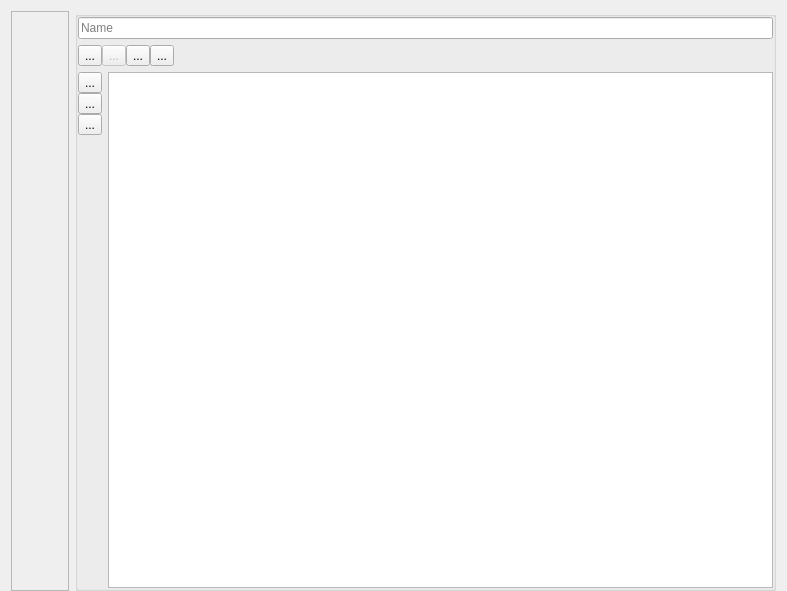
Old version of the form gui/TableInstanceForm.ui in the repository fritzone/ddm.
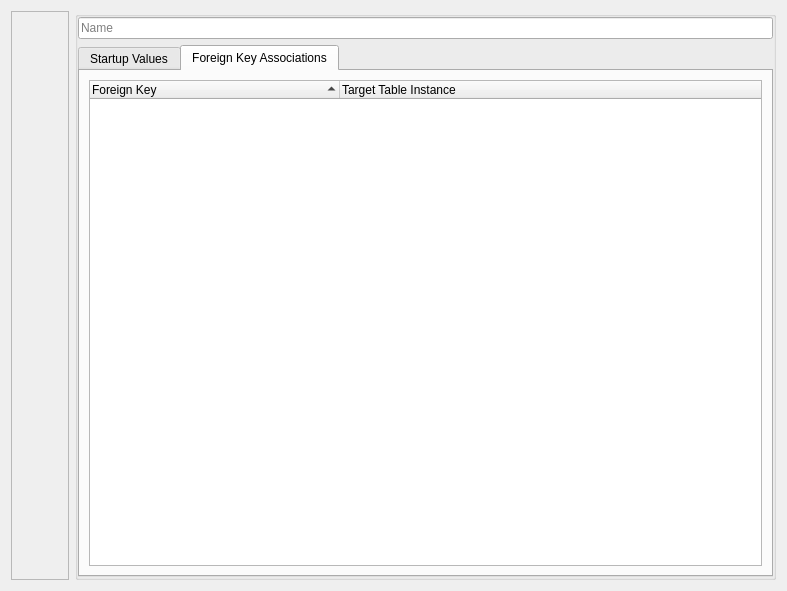
New version of the form. The open tabs and pages were chosen to show the change. Icons and pictures are not drawn.

Commit message: started the FK instance implementation

```diff
--- a/gui/TableInstanceForm.ui
+++ b/gui/TableInstanceForm.ui
@@ -14,9 +14,6 @@
    <string>Form</string>
   </property>
   <layout class="QHBoxLayout" name="horizontalLayout">
-   <property name="bottomMargin">
-    <number>0</number>
-   </property>
    <item>
     <widget class="QFrame" name="frameForUnlockButton">
      <property name="frameShape">
@@ -107,7 +104,7 @@
      <property name="flat">
       <bool>true</bool>
      </property>
-     <layout class="QVBoxLayout" name="verticalLayout">
+     <layout class="QVBoxLayout" name="verticalLayout_5">
       <property name="margin">
        <number>0</number>
       </property>
@@ -119,6 +116,32 @@
        </widget>
       </item>
       <item>
+       <widget class="QTabWidget" name="tabWidget">
+        <property name="currentIndex">
+         <number>0</number>
+        </property>
+        <widget class="QWidget" name="tab">
+         <attribute name="icon">
+          <iconset resource="../dbm.qrc">
+           <normaloff>:/images/actions/images/small/tabinst.png</normaloff>:/images/actions/images/small/tabinst.png</iconset>
+         </attribute>
+         <attribute name="title">
+          <string>Startup Values</string>
+         </attribute>
+         <layout class="QVBoxLayout" name="verticalLayout_4">
+          <item>
+           <widget class="QGroupBox" name="grpStartupData">
+            <property name="title">
+             <string/>
+            </property>
+            <property name="flat">
+             <bool>true</bool>
+            </property>
+            <layout class="QVBoxLayout" name="verticalLayout">
+             <property name="margin">
+              <number>0</number>
+             </property>
+             <item>
        <layout class="QHBoxLayout" name="horizontalLayout_13">
         <property name="spacing">
          <number>0</number>
@@ -340,6 +363,47 @@
    </item>
   </layout>
  </widget>
+        <widget class="QWidget" name="tab_2">
+         <attribute name="icon">
+          <iconset resource="../dbm.qrc">
+           <normaloff>:/images/actions/images/small/foreign_key.png</normaloff>:/images/actions/images/small/foreign_key.png</iconset>
+         </attribute>
+         <attribute name="title">
+          <string>Foreign Key Associations</string>
+         </attribute>
+         <layout class="QHBoxLayout" name="horizontalLayout_3">
+          <item>
+           <widget class="QTreeWidget" name="treeWidget">
+            <property name="alternatingRowColors">
+             <bool>true</bool>
+            </property>
+            <attribute name="headerDefaultSectionSize">
+             <number>250</number>
+            </attribute>
+            <attribute name="headerShowSortIndicator" stdset="0">
+             <bool>true</bool>
+            </attribute>
+            <column>
+             <property name="text">
+              <string>Foreign Key</string>
+             </property>
+            </column>
+            <column>
+             <property name="text">
+              <string>Target Table Instance</string>
+             </property>
+            </column>
+           </widget>
+          </item>
+         </layout>
+        </widget>
+       </widget>
+      </item>
+     </layout>
+    </widget>
+   </item>
+  </layout>
+ </widget>
  <resources>
   <include location="dbm.qrc"/>
  </resources>
```
Left out of the diff: 20 changed lines with no effect on the pictures. Lines whose indentation alone changed are shown as unchanged. The commit also changes 4 other files.
